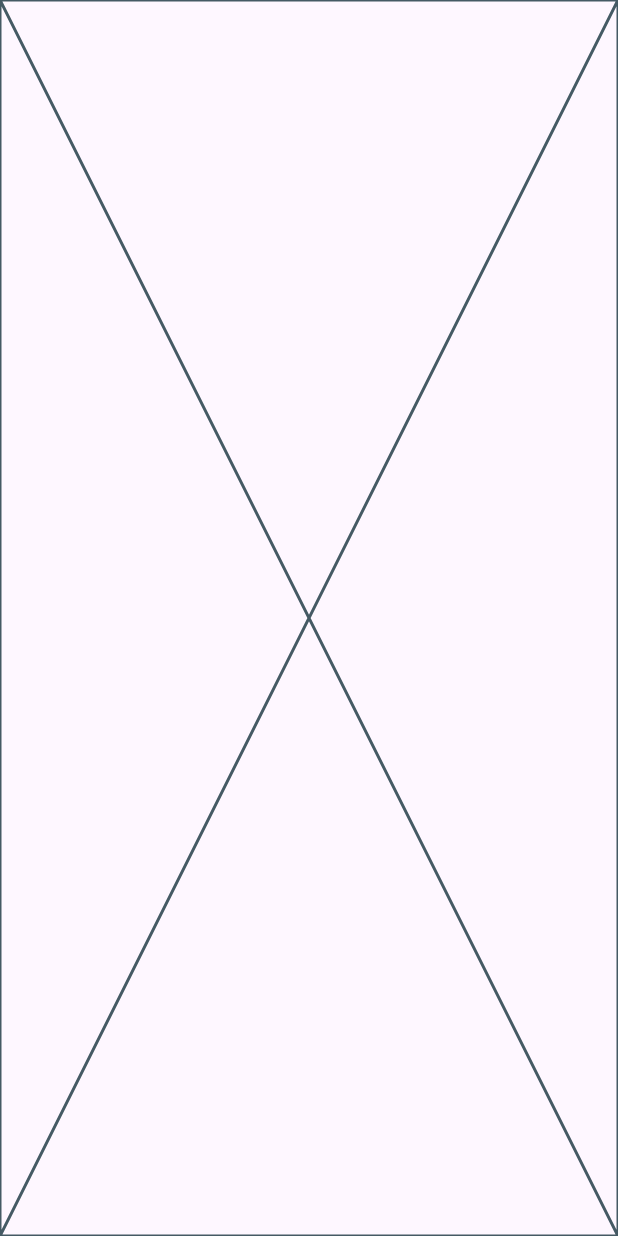
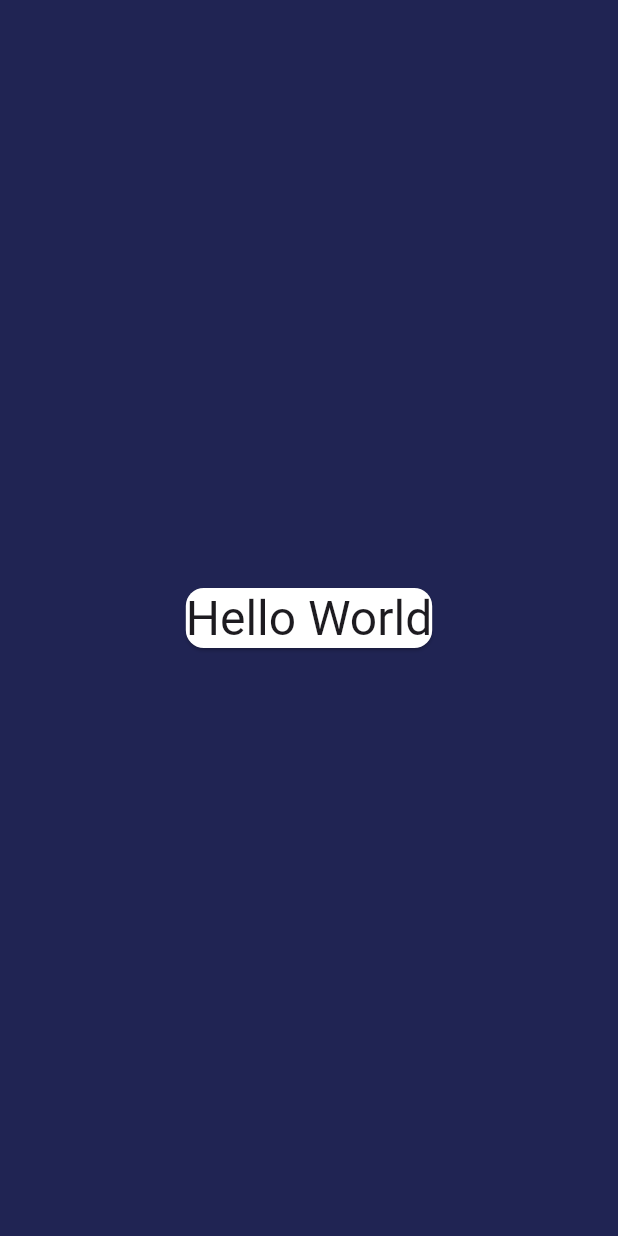
Before and after one commit to mhammadgammal/az_demo, a Flutter app: the screen it shows after launch, on a phone screen of 412 x 824 dp. Run offline on Flutter 3.47's test engine with Material 3 defaults, Android fonts, the phone set to English and light mode, and no system bars.

Commit message:
add app colors and test theme

```diff
--- a/lib/az_demo.dart
+++ b/lib/az_demo.dart
@@ -1,3 +1,4 @@
+import 'package:az_demo/core/theme/app_theme.dart';
 import 'package:flutter/material.dart';
 
 class AzDemo extends StatelessWidget {
@@ -8,10 +9,19 @@ class AzDemo extends StatelessWidget {
     return MaterialApp(
       debugShowCheckedModeBanner: false,
       title: 'AZ Demo',
-      theme: ThemeData(
-        colorScheme: ColorScheme.fromSeed(seedColor: Colors.deepPurple),
+      theme: AppTheme.light,
+      darkTheme: AppTheme.dark,
+      themeMode: ThemeMode.system,
+      home: Scaffold(
+        body: Center(
+          child: Card(
+            child: Text(
+              "Hello World",
+              style: Theme.of(context).textTheme.headlineLarge,
+            ),
+          ),
+        ),
       ),
-      home: Scaffold(body: Placeholder()),
     );
   }
 }
--- /dev/null
+++ b/lib/core/theme/app_colors.dart
@@ -0,0 +1,24 @@
+import 'package:flutter/material.dart';
+
+abstract class AppColors {
+  // Light Theme Colors
+  static const Color lightPrimary = Color(0xFF202453);
+  static const Color lightBackground = Color(0xFFF4F6FA);
+  static const Color lightSurface = Color(0xFFFFFFFF);
+  static const Color lightTextPrimary = Color(0xFF1E1F28);
+  static const Color lightTextSecondary = Color(0xFF5C5F75);
+  static const Color lightAccent = Color(0xFF4A90E2);
+  static const Color lightDivider = Color(0xFFE0E0E0);
+  static const Color lightError = Color(0xFFD32F2F);
+
+  // Dark Theme Colors
+  static const Color darkPrimary = Color(0xFF202453);
+  static const Color darkBackground = Color(0xFF12131F);
+  static const Color darkSurface = Color(0xFF1A1C2D);
+  static const Color darkElevatedSurface = Color(0xFF232642);
+  static const Color darkTextPrimary = Color(0xFFE0E4F1);
+  static const Color darkTextSecondary = Color(0xFFB0B4C9);
+  static const Color darkAccent = Color(0xFF4A90E2);
+  static const Color darkDivider = Color(0xFF383B5C);
+  static const Color darkError = Color(0xFFCF6679);
+}
--- /dev/null
+++ b/lib/core/theme/app_theme.dart
@@ -0,0 +1,82 @@
+import 'package:flutter/material.dart';
+
+import 'app_colors.dart'; // Assuming it's in a separate file
+
+abstract class AppTheme {
+  static ThemeData get light => ThemeData(
+    brightness: Brightness.light,
+    primaryColor: AppColors.lightPrimary,
+    scaffoldBackgroundColor: AppColors.lightPrimary,
+    cardColor: AppColors.lightSurface,
+    dividerColor: AppColors.lightDivider,
+
+    textTheme: const TextTheme(
+      headlineLarge: TextStyle(color: AppColors.lightTextPrimary),
+      bodyLarge: TextStyle(color: AppColors.lightTextPrimary),
+      bodyMedium: TextStyle(color: AppColors.lightTextSecondary),
+    ),
+
+    appBarTheme: const AppBarTheme(
+      backgroundColor: AppColors.lightSurface,
+      foregroundColor: AppColors.lightTextPrimary,
+      elevation: 0,
+    ),
+
+    floatingActionButtonTheme: const FloatingActionButtonThemeData(
+      backgroundColor: AppColors.lightAccent,
+      foregroundColor: Colors.white,
+    ),
+
+    colorScheme: const ColorScheme.light(
+      primary: AppColors.lightPrimary,
+      secondary: AppColors.lightAccent,
+      background: AppColors.lightBackground,
+      surface: AppColors.lightSurface,
+      error: AppColors.lightError,
+      onPrimary: Colors.white,
+      onSecondary: Colors.white,
+      onBackground: AppColors.lightTextPrimary,
+      onSurface: AppColors.lightTextPrimary,
+      onError: Colors.white,
+    ),
+  );
+
+  static ThemeData get dark => ThemeData(
+    brightness: Brightness.dark,
+    primaryColor: AppColors.darkPrimary,
+    scaffoldBackgroundColor: AppColors.darkBackground,
+    canvasColor: AppColors.darkSurface,
+    cardColor: AppColors.darkElevatedSurface,
+    dividerColor: AppColors.darkDivider,
+
+    textTheme: const TextTheme(
+      headlineLarge: TextStyle(color: AppColors.darkTextPrimary),
+      bodyLarge: TextStyle(color: AppColors.darkTextPrimary),
+      bodyMedium: TextStyle(color: AppColors.darkTextSecondary),
+    ),
+
+    appBarTheme: const AppBarTheme(
+      backgroundColor: AppColors.darkSurface,
+      foregroundColor: AppColors.darkTextPrimary,
+      elevation: 0,
+    ),
+
+    floatingActionButtonTheme: const FloatingActionButtonThemeData(
+      backgroundColor: AppColors.darkAccent,
+      foregroundColor: AppColors.darkBackground,
+    ),
+
+    colorScheme: const ColorScheme.dark(
+      primary: AppColors.darkPrimary,
+      secondary: AppColors.darkAccent,
+      background: AppColors.darkBackground,
+      surface: AppColors.darkSurface,
+      error: AppColors.darkError,
+      onPrimary: Colors.white,
+      onSecondary: Colors.white,
+      onBackground: AppColors.darkTextPrimary,
+      onSurface: AppColors.darkTextPrimary,
+      onError: Colors.black,
+    ),
+  );
+}
```
